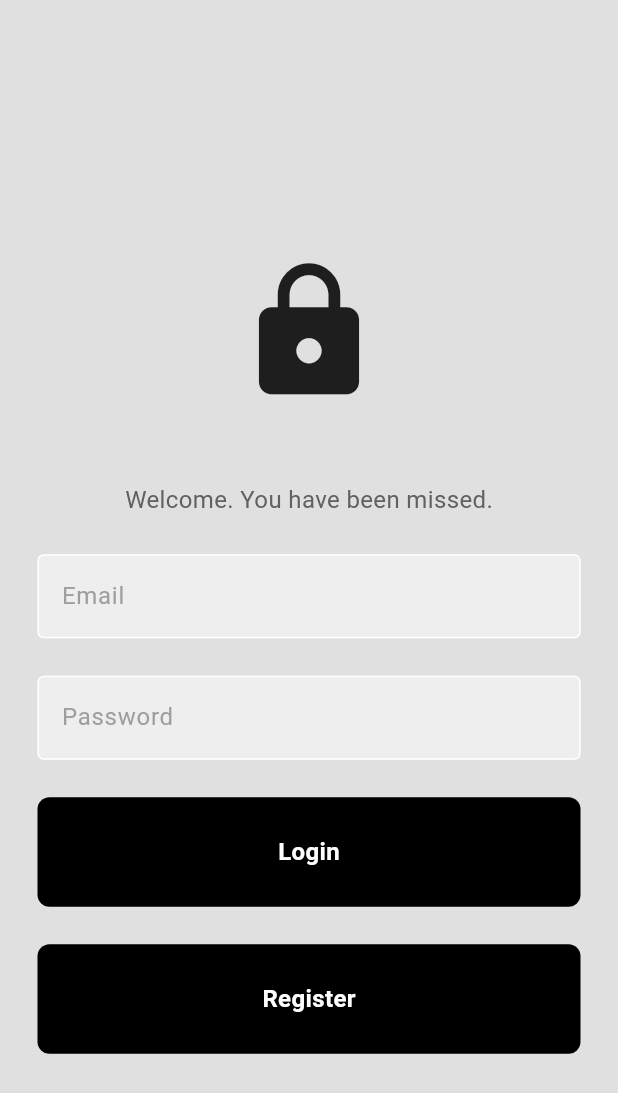
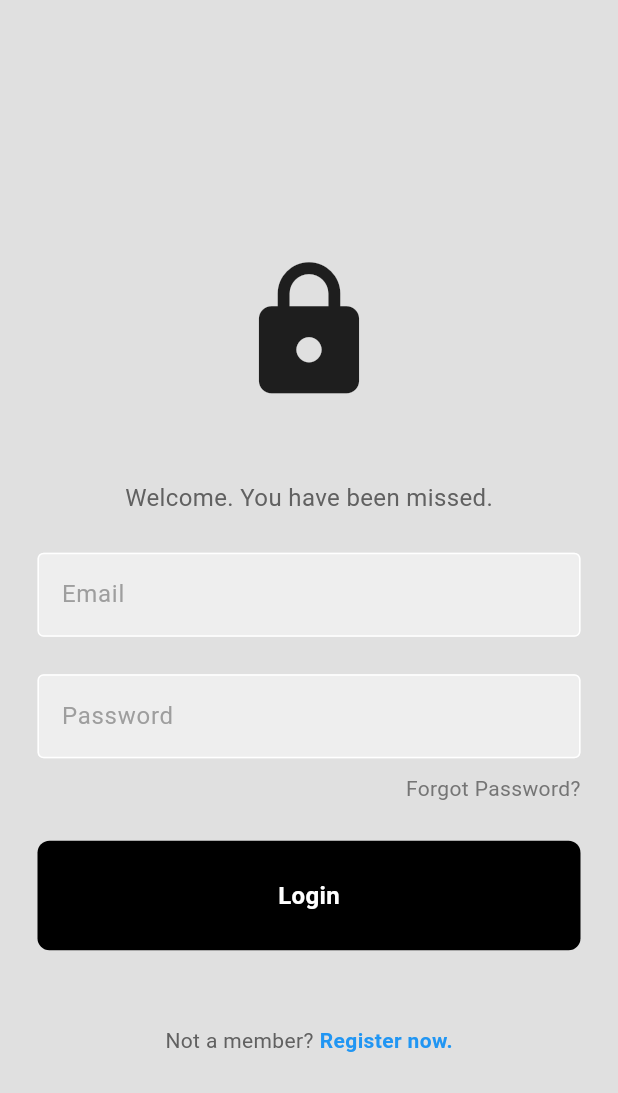
Before and after one commit to Excaliosee/Sou-Chef, a Flutter app: the LoginPage screen opened directly, on a phone screen of 412 x 824 dp. Shown: the top 1093 px of the screen. Run offline on Flutter 3.47's test engine with Material 3 defaults, Android fonts, the phone set to English and light mode, and no system bars; our stand-ins replace firebase_auth, firebase_core; accounts and stored records are empty.

Commit message:
feat: Finished login and register page.

```diff
--- a/sou_chef_flutter/lib/screens/login_page.dart
+++ b/sou_chef_flutter/lib/screens/login_page.dart
@@ -110,26 +110,56 @@ class _LoginPageState extends State<LoginPage> {
                   obscureText: true,
                 ),
 
-                const SizedBox(height: 25),
+                const SizedBox(height: 10),
 
-                MyButton(
-                  onTap: () => {
-
-                  },
-                  text: "Login"
+                Padding(
+                  padding: const EdgeInsets.symmetric(horizontal: 25.0),
+                  child: Row(
+                    mainAxisAlignment: MainAxisAlignment.end,
+                    children: [
+                      Text(
+                        'Forgot Password?',
+                        style: TextStyle(color: Colors.grey[600]),
+                      ),
+                    ],
+                  ),
                 ),
 
                 const SizedBox(height: 25),
 
                 MyButton(
-                  onTap: () => {
-                    Navigator.pushReplacement(
-                      context,
-                      MaterialPageRoute(builder: (context) => RegsiterPage())
+                  onTap: signUserIn,
+                  text: "Login"
+                ),
+
+                const SizedBox(height: 50),
+
+                Row(
+                  mainAxisAlignment: MainAxisAlignment.center,
+                  children: [
+                    Text(
+                      "Not a member?",
+                      style: TextStyle(color: Colors.grey[700]),
                     ),
-                  },
-                  text: "Register"
-                )
+                    const SizedBox(width: 4),
+                    GestureDetector(
+                      onTap: () {
+                        Navigator.of(context).push(
+                          MaterialPageRoute(
+                            builder: (context) => const RegsiterPage(),
+                          ),
+                        );
+                      },
+                      child: const Text(
+                        "Register now.",
+                        style: TextStyle(
+                          color: Colors.blue,
+                          fontWeight: FontWeight.bold,
+                        ),
+                      ),
+                    )
+                  ],
+                ),
               ],
             ),
           ),
```
Also changed, not shown: sou_chef_flutter/lib/screens/regsiter_page.dart (+155 -2 lines).
